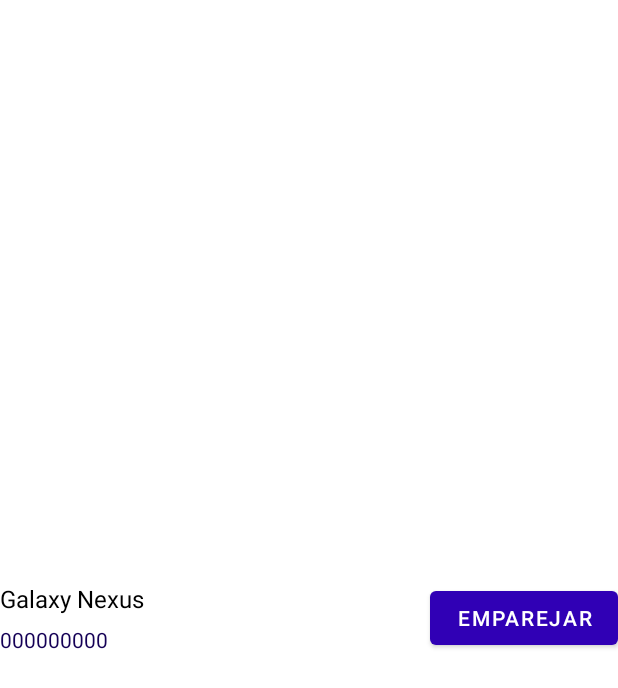
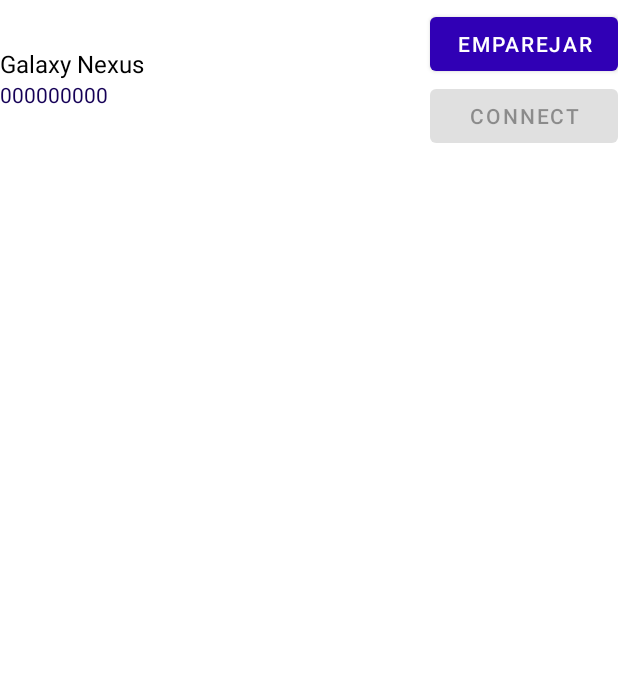
Before and after one commit to joniaranguri/AdvancedOperatingSystems-2022-2Q, an Android app: the layout list_item_device.xml on its own in the app's theme, with its tools: preview values and no code run, on a phone screen of 412 x 824 dp. Shown: the top 688 px of the screen. Run offline under Robolectric (Android 15) with nearby library versions, the phone set to English and light mode, and no system bars.

Commit message:
Add a dedicated connect button to Devices List's items

```diff
--- a/TP2/Android/app/src/main/res/layout/list_item_device.xml
+++ b/TP2/Android/app/src/main/res/layout/list_item_device.xml
@@ -1,7 +1,7 @@
 <?xml version="1.0" encoding="utf-8"?>
 <RelativeLayout xmlns:android="http://schemas.android.com/apk/res/android"
     android:layout_width="match_parent"
-    android:layout_height="match_parent"
+    android:layout_height="wrap_content"
     android:orientation="vertical"
     android:paddingTop="5dp"
     android:paddingBottom="5dp">
@@ -10,28 +10,35 @@
         android:id="@+id/btn_pair"
         android:layout_width="125dp"
         android:layout_height="wrap_content"
-        android:layout_centerInParent="true"
         android:layout_alignParentRight="true"
-        android:text="@string/text_list_pair" />
+        android:text="@string/text_list_pair"
+        android:enabled="true"/>
+
+    <Button
+        android:id="@+id/btn_connect"
+        android:layout_width="125dp"
+        android:layout_height="wrap_content"
+        android:layout_below="@id/btn_pair"
+        android:layout_alignLeft="@id/btn_pair"
+        android:text="@string/text_list_connect"
+        android:enabled="false"/>
 
     <TextView
         android:id="@+id/tv_name"
         android:layout_width="wrap_content"
         android:layout_height="wrap_content"
-        android:layout_toLeftOf="@+id/btn_pair"
-        android:layout_alignTop="@+id/btn_pair"
         android:layout_alignParentLeft="true"
-        android:textSize="16sp"
+        android:text="Galaxy Nexus"
+        android:layout_alignBottom="@id/btn_pair"
         android:textColor="#000000"
-        android:text="Galaxy Nexus" />
+        android:textSize="16sp" />
 
     <TextView
         android:id="@+id/tv_address"
         android:layout_width="wrap_content"
         android:layout_height="wrap_content"
-        android:layout_toLeftOf="@+id/btn_pair"
         android:layout_alignParentLeft="true"
-        android:layout_alignBottom="@+id/btn_pair"
+        android:layout_below="@id/tv_name"
         android:text="000000000" />
 
 </RelativeLayout>
--- a/TP2/Android/app/src/main/res/values/colors.xml
+++ b/TP2/Android/app/src/main/res/values/colors.xml
@@ -8,4 +8,6 @@
     <color name="black">#FF000000</color>
     <color name="white">#FFFFFFFF</color>
     <color name="blue">#0192E9</color>
+    <color name="green">#FF008800</color>
+    <color name="red">#FFFF0000</color>
 </resources>
--- a/TP2/Android/app/src/main/res/values/strings.xml
+++ b/TP2/Android/app/src/main/res/values/strings.xml
@@ -34,5 +34,6 @@
     <!-- DEVICES LIST -->
     <string name="text_list_devices">Lista de dispositivos</string>
     <string name="text_list_pair">Emparejar</string>
+    <string name="text_list_connect">Connect</string>
 
 </resources>
```
Also changed, not shown: TP2/Android/app/src/main/java/com/example/sabi/view/DeviceListActivity.java (+16 -7 lines), TP2/Android/app/src/main/java/com/example/sabi/view/adapters/DeviceListAdapter.java (+24 -1 lines).
